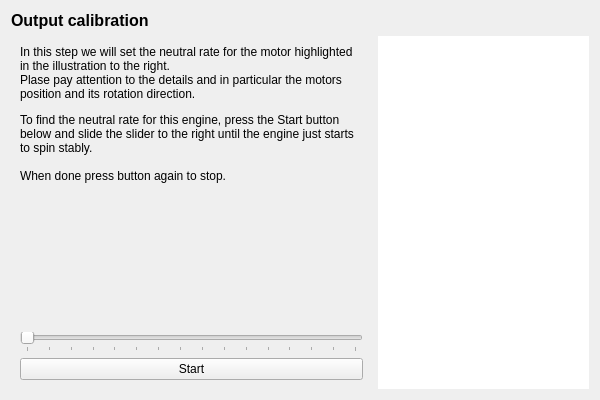
The window that ground/gcs/src/plugins/setupwizard/pages/outputcalibrationpage.ui (TauLabs/TauLabs) describes before a commit, drawn with Qt 5.
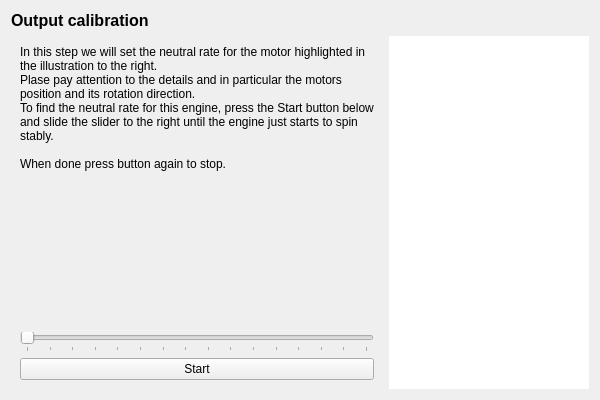
The same window after the commit.

The edit to the form file:
```diff
--- a/ground/gcs/src/plugins/setupwizard/pages/outputcalibrationpage.ui
+++ b/ground/gcs/src/plugins/setupwizard/pages/outputcalibrationpage.ui
@@ -66,7 +66,11 @@
        <item>
         <widget class="QLabel" name="label_4">
          <property name="text">
-          <string>&lt;html&gt;&lt;head/&gt;&lt;body&gt;&lt;p&gt;In this step we will set the neutral rate for the motor highlighted in the illustration to the right. &lt;br/&gt;Plase pay attention to the details and in particular the motors position and its rotation direction.&lt;/p&gt;&lt;p&gt;To find the neutral rate for this engine, press the Start button below and slide the slider to the right until the engine just starts to spin stably. &lt;br/&gt;&lt;br/&gt;When done press button again to stop.&lt;/p&gt;&lt;/body&gt;&lt;/html&gt;</string>
+          <string>In this step we will set the neutral rate for the motor highlighted in the illustration to the right. 
+Plase pay attention to the details and in particular the motors position and its rotation direction.
+To find the neutral rate for this engine, press the Start button below and slide the slider to the right until the engine just starts to spin stably. 
+
+When done press button again to stop.</string>
          </property>
          <property name="alignment">
           <set>Qt::AlignLeading|Qt::AlignLeft|Qt::AlignTop</set>
```
